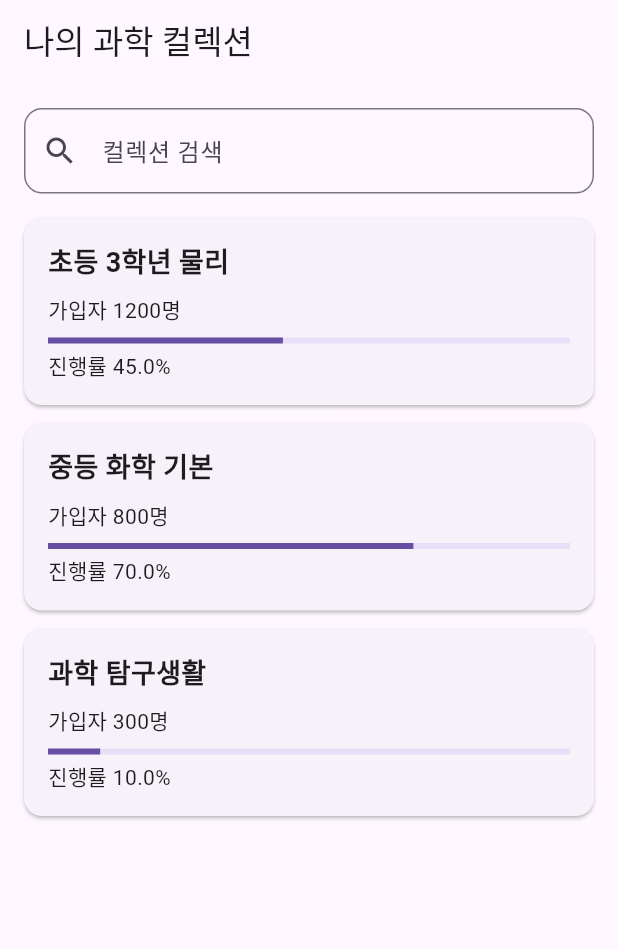
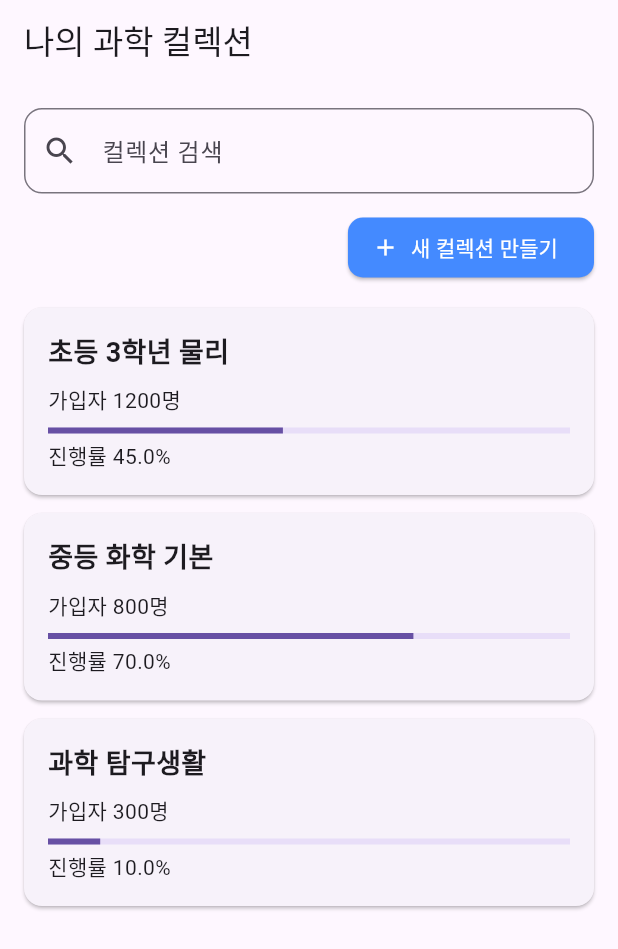
Before and after one commit to joon363/STdev_BREMEN, a Flutter app: the screen it shows after launch, on a phone screen of 412 x 824 dp. Shown: the top 949 px of the screen. Run offline on Flutter 3.47's test engine with Material 3 defaults, Android fonts, the light colour scheme and no system bars.

Commit message:
added 'add collection' feature

```diff
--- a/lib/main.dart
+++ b/lib/main.dart
@@ -2,6 +2,7 @@
 import 'screens/CollectionHome.dart';
 import 'screens/CollectionDetail.dart';
 import 'screens/CardDetail.dart';
+import 'screens/CreateCollectionPage.dart'; // ✅ 새로 추가된 페이지 import
 
 void main() {
   runApp(const MyApp());
@@ -26,6 +27,7 @@
           final args = ModalRoute.of(context)!.settings.arguments as Map<String, dynamic>;
           return CardDetailPage(card: args['card']);
         },
+        '/createCollection': (context) => const CreateCollectionPage(),
       },
     );
   }
--- a/lib/screens/CollectionHome.dart
+++ b/lib/screens/CollectionHome.dart
@@ -1,13 +1,32 @@
 import 'package:flutter/material.dart';
 
-class CollectionHomePage extends StatelessWidget {
+class CollectionHomePage extends StatefulWidget {
   const CollectionHomePage({super.key});
 
-  final List<Collection> collections = const [
-    Collection(id: "초3_물리", title: "초등 3학년 물리", subscribers: 1200, progress: 0.45),
-    Collection(id: "중등_화학", title: "중등 화학 기본", subscribers: 800, progress: 0.7),
-    Collection(id: "탐구", title: "과학 탐구생활", subscribers: 300, progress: 0.1),
+  @override
+  State<CollectionHomePage> createState() => _CollectionHomePageState();
+}
+
+class _CollectionHomePageState extends State<CollectionHomePage> {
+  final List<Collection> collections = [
+    const Collection(id: "초3_물리", title: "초등 3학년 물리", subscribers: 1200, progress: 0.45),
+    const Collection(id: "중등_화학", title: "중등 화학 기본", subscribers: 800, progress: 0.7),
+    const Collection(id: "탐구", title: "과학 탐구생활", subscribers: 300, progress: 0.1),
   ];
+
+  Future<void> _goToCreatePage() async {
+    final result = await Navigator.pushNamed(context, '/createCollection');
+    if (result is Map<String, dynamic>) {
+      setState(() {
+        collections.add(Collection(
+          id: result['id'],
+          title: result['title'],
+          subscribers: result['subscribers'],
+          progress: result['progress'],
+        ));
+      });
+    }
+  }
 
   @override
   Widget build(BuildContext context) {
@@ -22,6 +41,20 @@ class CollectionHomePage extends StatelessWidget {
                 hintText: "컬렉션 검색",
                 prefixIcon: const Icon(Icons.search),
                 border: OutlineInputBorder(borderRadius: BorderRadius.circular(12)),
+              ),
+            ),
+            const SizedBox(height: 12),
+            Align(
+              alignment: Alignment.centerRight,
+              child: ElevatedButton.icon(
+                onPressed: _goToCreatePage,
+                icon: const Icon(Icons.add),
+                label: const Text("새 컬렉션 만들기"),
+                style: ElevatedButton.styleFrom(
+                  backgroundColor: Colors.blueAccent,
+                  foregroundColor: Colors.white,
+                  shape: RoundedRectangleBorder(borderRadius: BorderRadius.circular(10)),
+                ),
               ),
             ),
             const SizedBox(height: 16),
```
Also changed, not shown: lib/screens/CreateCollectionPage.dart (added, +171 -0 lines).
